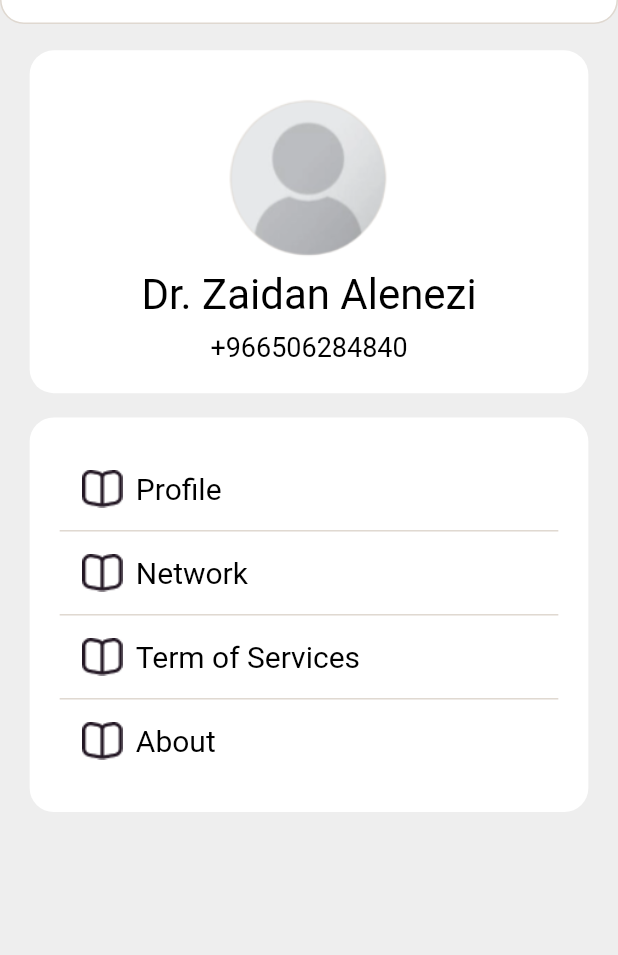
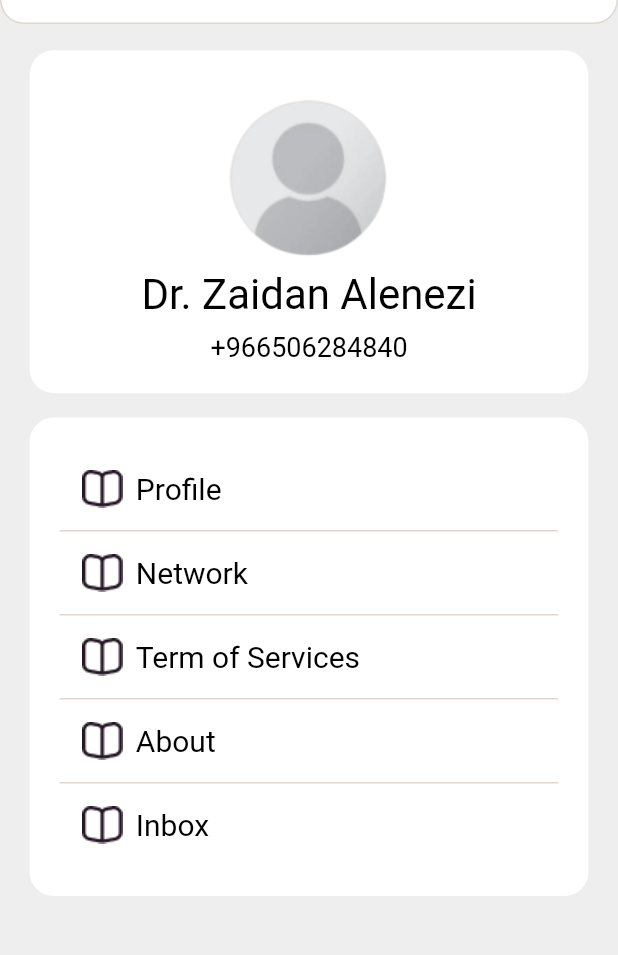
Before and after one commit to AbedelrahmanD/Moments-Flutter, a Flutter app: the Profile screen opened directly, on a phone screen of 412 x 824 dp, the part 99-1054 px from its top. Run offline on Flutter 3.47's test engine with Material 2 defaults, Android fonts, the phone set to English and light mode, and no system bars; our stand-ins replace cached_network_image, connectivity_plus, extended_image, flutter_svg, get; missing offline and left inert: country_pickers.

Commit message:
fix search icon in inbox

```diff
--- a/lib/helpers/widgets/cm_container.dart
+++ b/lib/helpers/widgets/cm_container.dart
@@ -8,6 +8,7 @@ import '../config.dart';
 class CmContainer extends StatelessWidget {
   final Widget child;
   final Color color;
+  final BoxShape boxShape;
   final double paddingAll;
   double paddingStart;
   double paddingEnd;
@@ -49,6 +50,7 @@ class CmContainer extends StatelessWidget {
       {Key? key,
       required this.child,
       this.color = Colors.transparent,
+        this.boxShape=BoxShape.rectangle,
       this.paddingAll = 0,
       this.paddingStart = 0,
       this.paddingEnd = 0,
@@ -143,6 +145,7 @@ class CmContainer extends StatelessWidget {
               paddingBottom),
           decoration: BoxDecoration(
             color: color,
+            shape: boxShape,
             border: Border(
               left: BorderSide(
                 color: borderStart > 0 ? borderColor : Colors.transparent,
--- a/lib/screens/profile.dart
+++ b/lib/screens/profile.dart
@@ -39,7 +39,11 @@ class _ProfileState extends State<Profile> {
       "title": "About",
       "navigate":const StaticPage(id: 1),
     },
-
+    {
+      "image": "fi-rr-book-alt@2x.png",
+      "title": "Inbox",
+      "navigate":const Inbox(),
+    },
   ];
 
   @override
```
Also changed, not shown: lib/screens/inbox.dart (+5 -3 lines).
